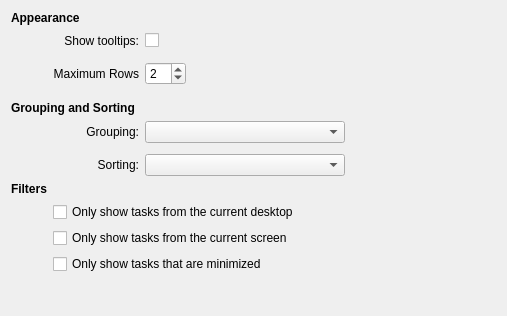
Qt form plasma/applets/tasks/tasksConfig.ui (mgottschlag/kwin-tiling) before a commit.
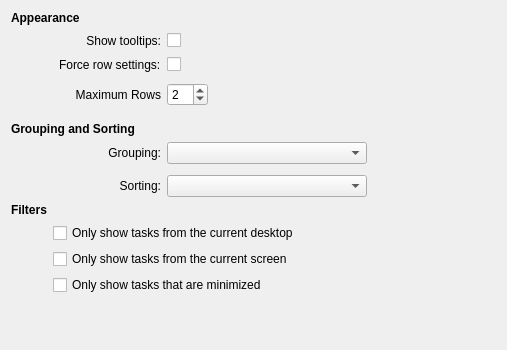
The same form after that commit.

Commit message: -add option to force the amount of rows in taskbar

```diff
--- a/plasma/applets/tasks/tasksConfig.ui
+++ b/plasma/applets/tasks/tasksConfig.ui
@@ -6,7 +6,7 @@
     <x>0</x>
     <y>0</y>
     <width>507</width>
-    <height>316</height>
+    <height>350</height>
    </rect>
   </property>
   <layout class="QGridLayout" name="gridLayout" >
@@ -56,7 +56,7 @@
      </property>
     </widget>
    </item>
-   <item row="2" column="1" colspan="2" >
+   <item row="3" column="1" colspan="2" >
     <spacer name="verticalSpacer_6" >
      <property name="orientation" >
       <enum>Qt::Vertical</enum>
@@ -72,7 +72,7 @@
      </property>
     </spacer>
    </item>
-   <item row="3" column="3" >
+   <item row="4" column="3" >
     <layout class="QHBoxLayout" name="horizontalLayout" >
      <item>
       <widget class="QSpinBox" name="maxRows" >
@@ -99,7 +99,7 @@
      </item>
     </layout>
    </item>
-   <item row="3" column="1" colspan="2" >
+   <item row="4" column="1" colspan="2" >
     <widget class="QLabel" name="label_3" >
      <property name="text" >
       <string>Maximum Rows</string>
@@ -109,7 +109,7 @@
      </property>
     </widget>
    </item>
-   <item row="4" column="1" colspan="2" >
+   <item row="5" column="1" colspan="2" >
     <spacer name="verticalSpacer_2" >
      <property name="orientation" >
       <enum>Qt::Vertical</enum>
@@ -125,7 +125,7 @@
      </property>
     </spacer>
    </item>
-   <item row="5" column="0" colspan="4" >
+   <item row="6" column="0" colspan="4" >
     <widget class="QLabel" name="label_6" >
      <property name="font" >
       <font>
@@ -138,7 +138,7 @@
      </property>
     </widget>
    </item>
-   <item row="6" column="1" colspan="2" >
+   <item row="7" column="1" colspan="2" >
     <widget class="QLabel" name="label" >
      <property name="text" >
       <string>Grouping:</string>
@@ -148,7 +148,7 @@
      </property>
     </widget>
    </item>
-   <item row="6" column="3" >
+   <item row="7" column="3" >
     <layout class="QHBoxLayout" name="horizontalLayout_2" >
      <item>
       <widget class="QComboBox" name="groupingStrategy" >
@@ -175,7 +175,7 @@
      </item>
     </layout>
    </item>
-   <item row="7" column="1" colspan="2" >
+   <item row="8" column="1" colspan="2" >
     <spacer name="verticalSpacer_5" >
      <property name="orientation" >
       <enum>Qt::Vertical</enum>
@@ -191,7 +191,7 @@
      </property>
     </spacer>
    </item>
-   <item row="8" column="3" >
+   <item row="9" column="3" >
     <layout class="QHBoxLayout" name="horizontalLayout_3" >
      <item>
       <widget class="QComboBox" name="sortingStrategy" >
@@ -218,7 +218,7 @@
      </item>
     </layout>
    </item>
-   <item row="8" column="1" colspan="2" >
+   <item row="9" column="1" colspan="2" >
     <widget class="QLabel" name="label_2" >
      <property name="text" >
       <string>Sorting:</string>
@@ -228,7 +228,7 @@
      </property>
     </widget>
    </item>
-   <item row="9" column="0" >
+   <item row="10" column="0" >
     <widget class="QLabel" name="label_4" >
      <property name="font" >
       <font>
@@ -241,7 +241,7 @@
      </property>
     </widget>
    </item>
-   <item row="9" column="1" colspan="2" >
+   <item row="10" column="1" colspan="2" >
     <spacer name="verticalSpacer_4" >
      <property name="orientation" >
       <enum>Qt::Vertical</enum>
@@ -257,28 +257,28 @@
      </property>
     </spacer>
    </item>
-   <item row="10" column="1" colspan="3" >
+   <item row="11" column="1" colspan="3" >
     <widget class="QCheckBox" name="showOnlyCurrentDesktop" >
      <property name="text" >
       <string>Only show tasks from the current desktop</string>
      </property>
     </widget>
    </item>
-   <item row="11" column="1" colspan="3" >
+   <item row="12" column="1" colspan="3" >
     <widget class="QCheckBox" name="showOnlyCurrentScreen" >
      <property name="text" >
       <string>Only show tasks from the current screen</string>
      </property>
     </widget>
    </item>
-   <item row="12" column="1" colspan="3" >
+   <item row="13" column="1" colspan="3" >
     <widget class="QCheckBox" name="showOnlyMinimized" >
      <property name="text" >
       <string>Only show tasks that are minimized</string>
      </property>
     </widget>
    </item>
-   <item row="13" column="2" >
+   <item row="14" column="2" >
     <spacer name="verticalSpacer" >
      <property name="orientation" >
       <enum>Qt::Vertical</enum>
@@ -291,6 +291,20 @@
      </property>
     </spacer>
    </item>
+   <item row="2" column="2" >
+    <widget class="QLabel" name="label_8" >
+     <property name="text" >
+      <string>Force row settings:</string>
+     </property>
+    </widget>
+   </item>
+   <item row="2" column="3" >
+    <widget class="QCheckBox" name="fillRows" >
+     <property name="text" >
+      <string/>
+     </property>
+    </widget>
+   </item>
   </layout>
  </widget>
  <resources/>
```
The commit also changes 3 other files.
